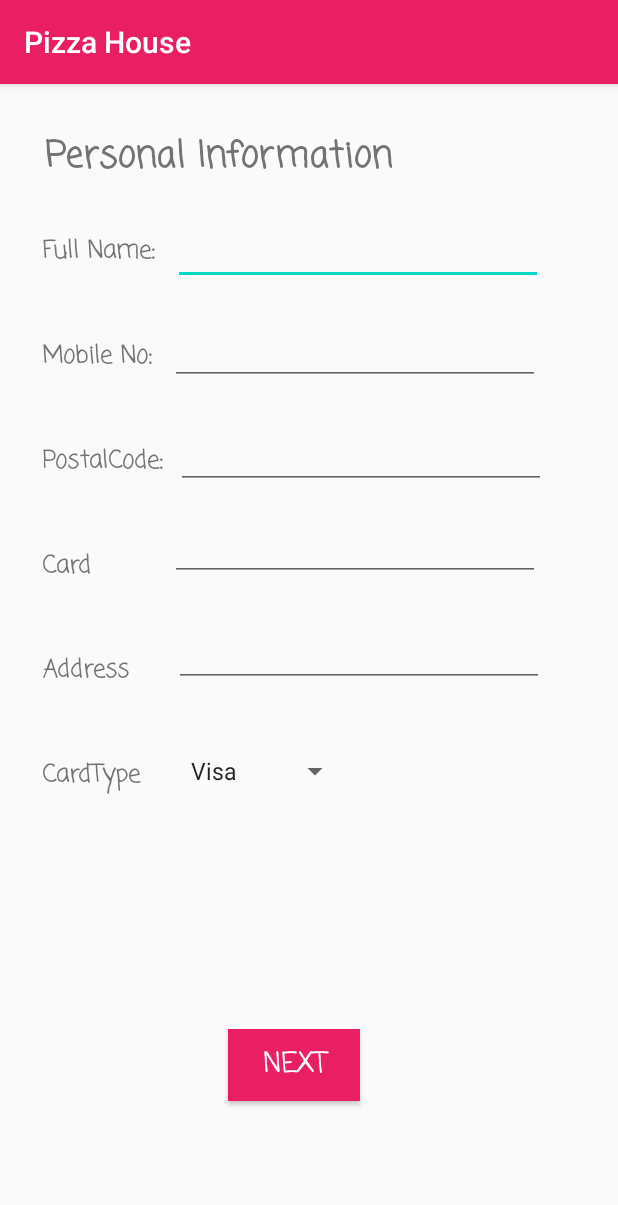
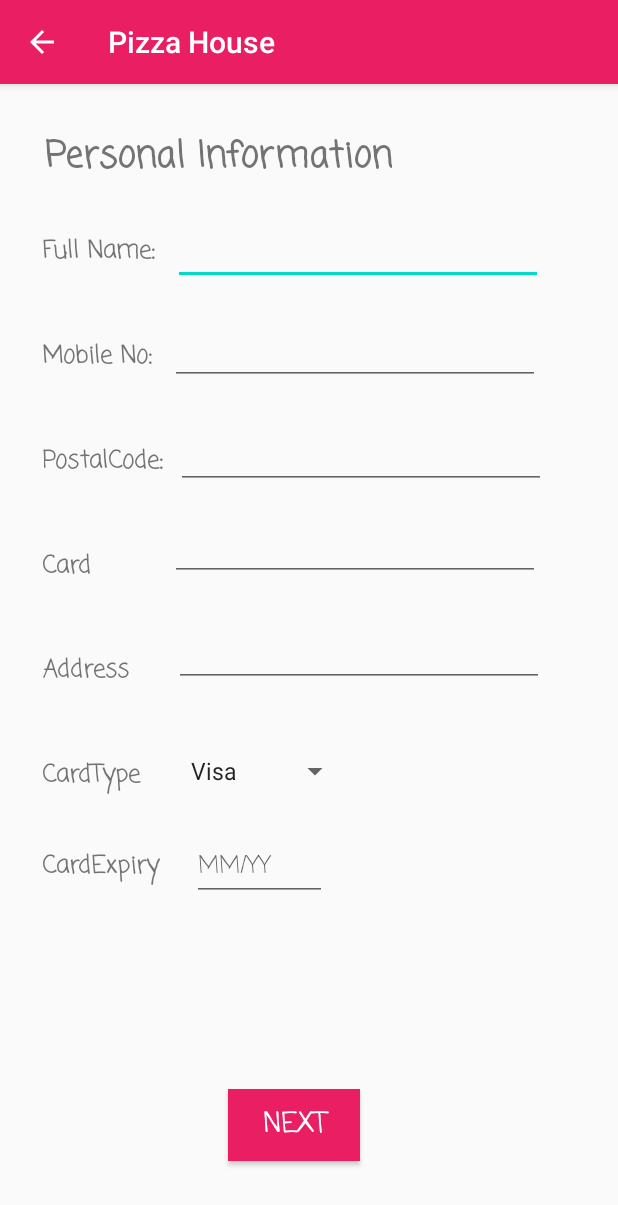
Before and after one commit to sgadkari23/pizza-app-andriod, an Android app: the CustomerDetails screen opened directly, with no data from a screen before it, on a phone screen of 412 x 824 dp. Shown: the top 1205 px of the screen. Run offline under Robolectric (Android 15) with nearby library versions, the phone set to English and light mode, and no system bars; Roboto replaces fonts that are not available here; 1 statement that could not run was skipped.

```diff
--- a/app/src/main/res/layout/activity_customer_details.xml
+++ b/app/src/main/res/layout/activity_customer_details.xml
@@ -98,6 +98,7 @@
         android:fontFamily="casual"
         android:inputType="phone"
         android:maxLength="10"
+        android:maxLines="0"
         android:textSize="16sp"
         app:layout_constraintStart_toEndOf="@+id/textViewMobileNo"
         app:layout_constraintTop_toBottomOf="@+id/editTextTextPersonName" />
@@ -159,7 +160,7 @@
         android:layout_height="wrap_content"
         android:layout_marginStart="152dp"
         android:layout_marginEnd="171dp"
-        android:layout_marginBottom="90dp"
+        android:layout_marginBottom="50dp"
         android:background="@color/colorPrimary"
         android:fontFamily="casual"
         android:onClick="onclickOnCustomerdetailsButtonClick"
@@ -198,4 +199,33 @@
         app:layout_constraintStart_toEndOf="@+id/textViewAddress"
         app:layout_constraintTop_toBottomOf="@+id/editTextNumberCardCardno" />
 
+    <EditText
+        android:id="@+id/editTextDate"
+        android:layout_width="90dp"
+        android:layout_height="wrap_content"
+        android:layout_marginStart="21dp"
+        android:layout_marginTop="29dp"
+        android:ems="10"
+        android:fontFamily="casual"
+        android:hint="MM/YY"
+        android:inputType="date"
+        android:maxLength="5"
+        android:maxLines="1"
+        android:textSize="16sp"
+        app:layout_constraintStart_toEndOf="@+id/textView10"
+        app:layout_constraintTop_toBottomOf="@+id/spinnerCardtype" />
+
+    <TextView
+        android:id="@+id/textView10"
+        android:layout_width="wrap_content"
+        android:layout_height="wrap_content"
+        android:layout_marginStart="28dp"
+        android:layout_marginTop="36dp"
+        android:fontFamily="casual"
+        android:text="CardExpiry"
+        android:textSize="16sp"
+        android:textStyle="bold"
+        app:layout_constraintStart_toStartOf="parent"
+        app:layout_constraintTop_toBottomOf="@+id/textViewCardType" />
+
 </androidx.constraintlayout.widget.ConstraintLayout>
```
Also changed, not shown: app/src/main/AndroidManifest.xml (+7 -5 lines), app/src/main/java/com/example/pizzaorderingapp/CustomerDetails.kt (+23 -6 lines).
